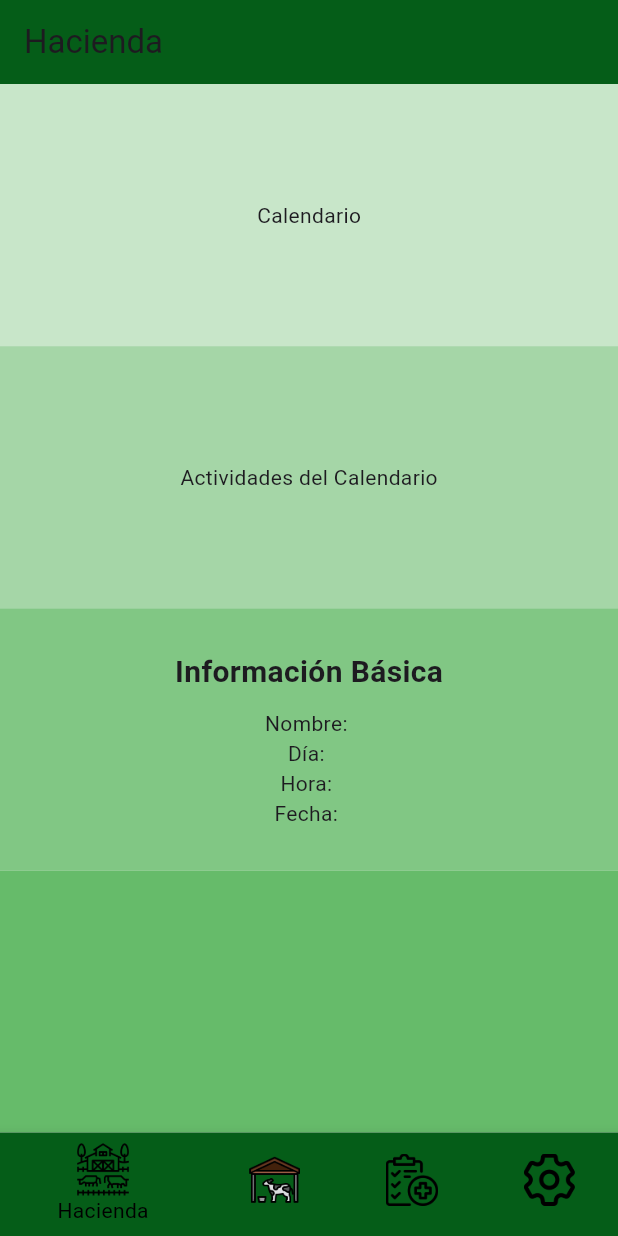
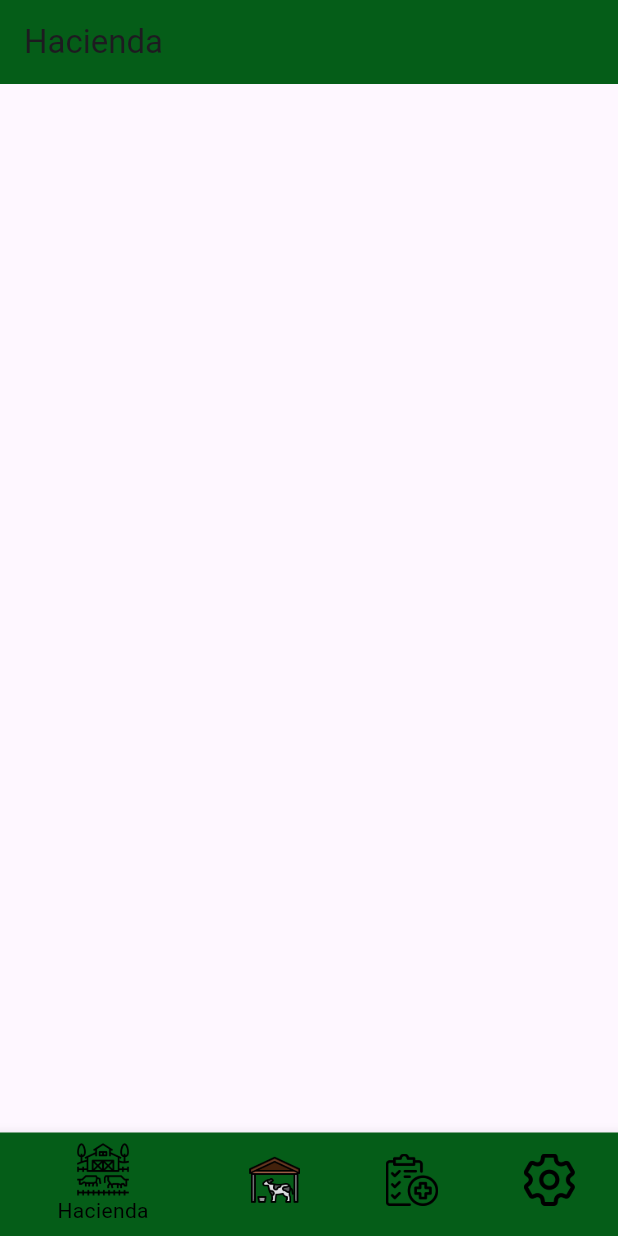
Before and after one commit to DJoseRodriguezM/proyecto-final, a Flutter app: the screen it shows once a user with an empty profile is signed in, on a phone screen of 412 x 824 dp. Run offline on Flutter 3.47's test engine with Material 3 defaults, Android fonts, the phone set to English and light mode, and no system bars; our stand-ins replace firebase_auth, firebase_core, google_sign_in; accounts and stored records are empty.

Commit message:
Redise 1.1.1
cositas

```diff
--- a/descendencia/lib/main.dart
+++ b/descendencia/lib/main.dart
@@ -7,7 +7,7 @@
 import 'package:descendencia/routes.dart';
 import 'package:descendencia/router.dart';
 
-void main() async{
+void main() async {
   WidgetsFlutterBinding.ensureInitialized();
   await Firebase.initializeApp(
     options: DefaultFirebaseOptions.currentPlatform,
--- a/descendencia/lib/pantallas/components/inicio_page.dart
+++ b/descendencia/lib/pantallas/components/inicio_page.dart
@@ -1,7 +1,7 @@
 import 'package:flutter/material.dart';
 
 class InicioPageComp extends StatelessWidget {
-  const InicioPageComp({super.key});
+  const InicioPageComp({Key? key});
 
   @override
   Widget build(BuildContext context) {
@@ -10,67 +10,6 @@ class InicioPageComp extends StatelessWidget {
         title: const Text('Hacienda'),
         backgroundColor: const Color.fromARGB(255, 5, 93, 24),
       ),
-      body: Padding(
-        padding: const EdgeInsets.all(0.0),
-        child: Column(
-          crossAxisAlignment: CrossAxisAlignment.stretch,
-          children: [
-            Expanded(
-              child: Container(
-                color: Colors.green[100],
-                child: Center(
-                  child: Text('Calendario'),
-                ),
-              ),
-            ),
-            Expanded(
-              child: Container(
-                color: Colors.green[200],
-                child: Center(
-                  child: Text('Actividades del Calendario'),
-                ),
-              ),
-            ),
-            Expanded(
-              child: Container(
-                color: Colors.green[300],
-                child: Column(
-                  mainAxisAlignment: MainAxisAlignment.center,
-                  children: [
-                    Text(
-                      'Información Básica',
-                      style: TextStyle(
-                        fontSize: 20,
-                        fontWeight: FontWeight.bold,
-                      ),
-                    ),
-                    SizedBox(height: 10),
-                    Text('Nombre: '),
-                    Text('Día: '),
-                    Text('Hora: '),
-                    Text('Fecha: '),
-                  ],
-                ),
-              ),
-            ),
-            Expanded(
-              child: Container(
-                color: Colors.green[400],
-                child: Center(
-                  child: SingleChildScrollView(
-                    scrollDirection: Axis.horizontal,
-                    child: Row(
-                      children: [
-                        // Agregar más imágenes según sea necesario
-                      ],
-                    ),
-                  ),
-                ),
-              ),
-            ),
-          ],
-        ),
-      ),
     );
   }
 }
--- a/descendencia/pubspec.yaml
+++ b/descendencia/pubspec.yaml
@@ -28,6 +28,7 @@ environment:
 # the latest version available on pub.dev. To see which dependencies have newer
 # versions available, run `flutter pub outdated`.
 dependencies:
+
   flutter:
     sdk: flutter
 
@@ -39,7 +40,6 @@ dependencies:
   firebase_auth: 4.19.1
   google_sign_in: 6.2.1
 
-
 dev_dependencies:
   flutter_test:
     sdk: flutter
@@ -50,6 +50,7 @@ dev_dependencies:
   # package. See that file for information about deactivating specific lint
   # rules and activating additional ones.
   flutter_lints: ^2.0.0
+
 # agregar aqui la dependencia de el icono
 # ESTA SECCION NO FORMARA PARTE DEL BINARIO
 # For information on the generic Dart part of this file, see the
```
Also changed, not shown: descendencia/lib/pantallas/InicioPage.dart (+1 -6 lines). Lines whose indentation alone changed are shown as unchanged.
